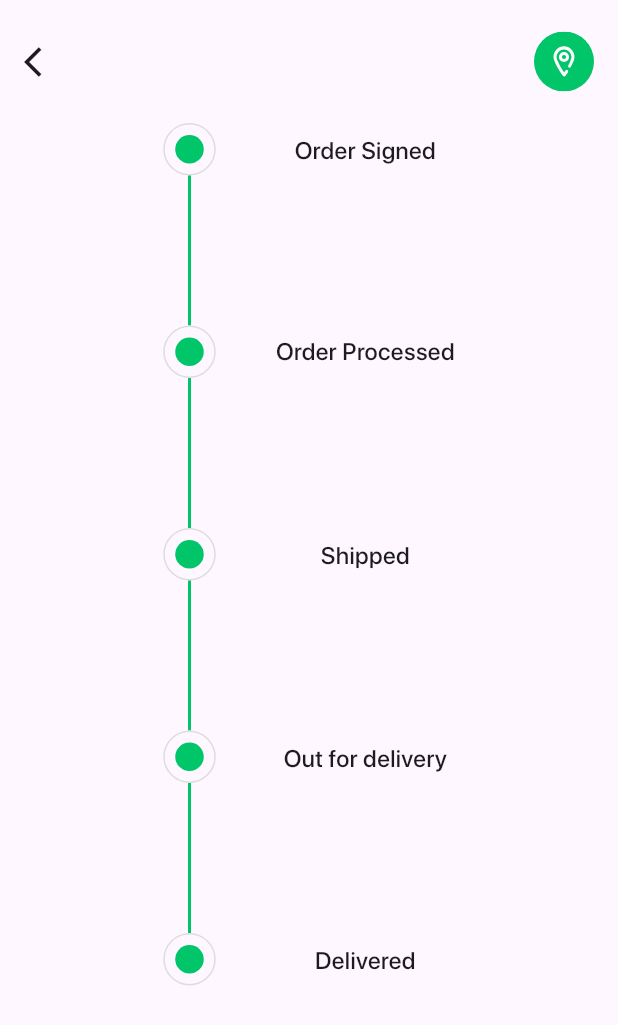
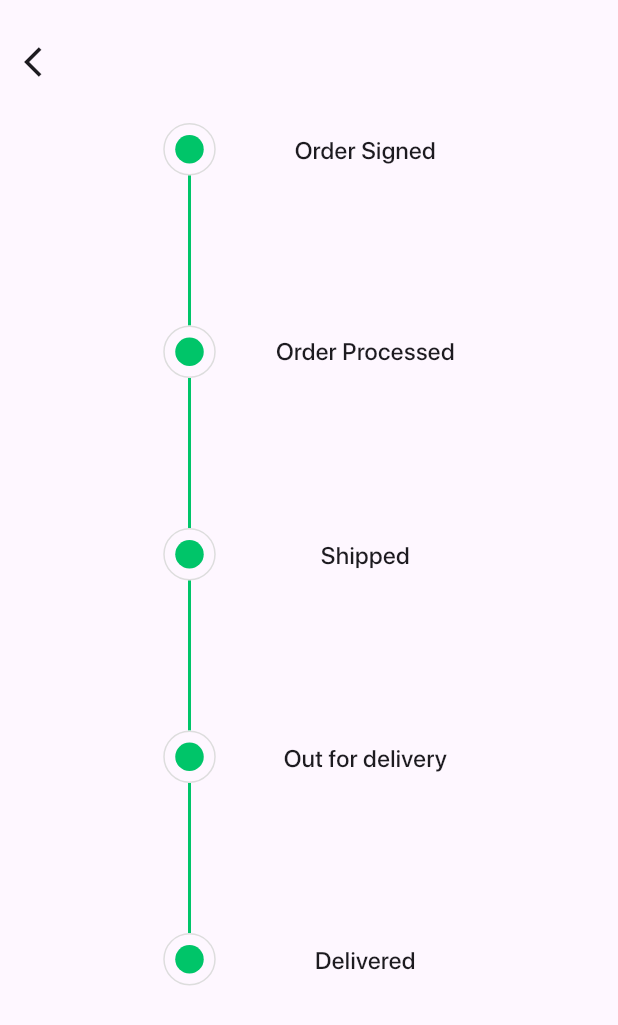
Before and after one commit to ahmedmahmoud-softwaredev/Shop-Deal, a Flutter app: the ViewOrderView screen opened directly with empty values, on a phone screen of 412 x 824 dp. Shown: the top 1025 px of the screen. Run offline on Flutter 3.47's test engine with Material 3 defaults, Android fonts, the phone set to English and light mode, and no system bars; our stand-ins replace cached_network_image, cloud_firestore, connectivity_plus, dio, equatable, firebase_auth and 21 more; missing offline and left inert: flutter_facebook_auth; accounts and stored records are empty.

Commit message:
edit in tracking order view

```diff
--- a/lib/features/account/views/view_order_view.dart
+++ b/lib/features/account/views/view_order_view.dart
@@ -1,8 +1,5 @@
 import 'package:flutter/material.dart';
 import 'package:flutter_bloc/flutter_bloc.dart';
-import 'package:flutter_svg/svg.dart';
-import 'package:online_shop/core/utils/assets_constants.dart';
-import 'package:online_shop/core/utils/functions.dart';
 import 'package:online_shop/features/account/views/widgets/view_order_view_body.dart';
 import 'package:online_shop/features/checkout/models/order_model.dart';
 import 'package:online_shop/features/core/view_model/internet_cubit/internet_cubit.dart';
@@ -23,19 +20,6 @@ class ViewOrderView extends StatelessWidget {
             ? Scaffold(
                 appBar: customAppBar(
                   title: order.orderId,
-                  actions: [
-                    Padding(
-                      padding: EdgeInsets.only(
-                          right: isArabic() ? 0 : 16.0,
-                          left: isArabic() ? 16.0 : 0),
-                      child: InkWell(
-                        onTap: () {},
-                        child: SvgPicture.asset(
-                          AssetsConstants.viewMapIcon,
-                        ),
-                      ),
-                    )
-                  ],
                 ),
                 body: ViewOrderViewBody(
                   order: order,
```
